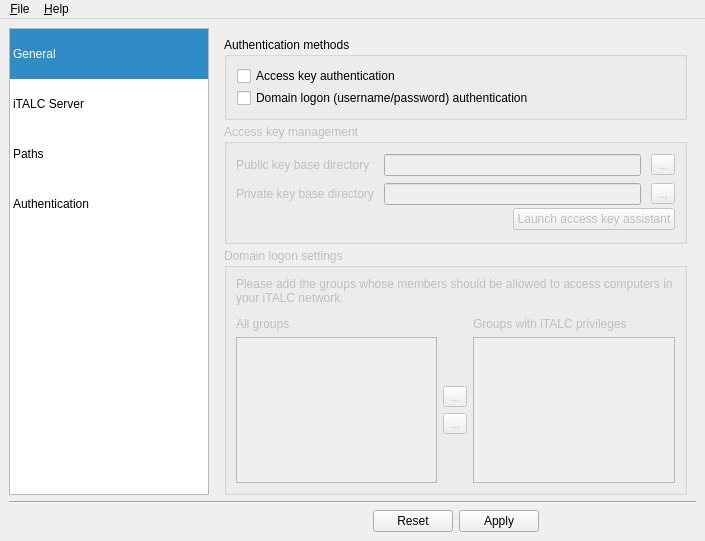
This is imc/Forms/MainWindow.ui in veyon/veyon as Qt 5 draws it before an edit. The edited form follows.
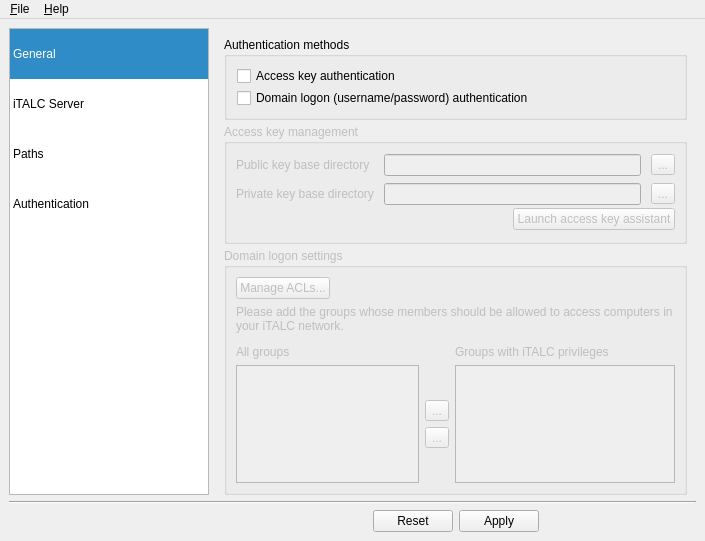
This is the edited form. The open tabs and pages were chosen to show the change. Icons and pictures are not drawn.

Diff of the .ui file:
```diff
--- a/imc/Forms/MainWindow.ui
+++ b/imc/Forms/MainWindow.ui
@@ -830,8 +830,38 @@
           <property name="title">
            <string>Domain logon settings</string>
           </property>
+          <layout class="QVBoxLayout" name="verticalLayout_4">
+           <item>
+            <layout class="QHBoxLayout" name="horizontalLayout_4">
+             <item>
+              <widget class="QPushButton" name="manageACLs">
+               <property name="text">
+                <string>Manage ACLs...</string>
+               </property>
+              </widget>
+             </item>
+             <item>
+              <spacer name="horizontalSpacer_9">
+               <property name="orientation">
+                <enum>Qt::Horizontal</enum>
+               </property>
+               <property name="sizeHint" stdset="0">
+                <size>
+                 <width>40</width>
+                 <height>20</height>
+                </size>
+               </property>
+              </spacer>
+             </item>
+            </layout>
+           </item>
+           <item>
+            <widget class="QWidget" name="groupManagement" native="true">
           <layout class="QGridLayout" name="gridLayout">
-           <item row="0" column="0" colspan="3">
+              <property name="margin">
+               <number>0</number>
+              </property>
+              <item row="0" column="0" rowspan="2" colspan="4">
             <widget class="QLabel" name="label_3">
              <property name="text">
               <string>Please add the groups whose members should be allowed to access computers in your iTALC network.</string>
@@ -841,40 +871,24 @@
              </property>
             </widget>
            </item>
-           <item row="1" column="0" colspan="3">
-            <spacer name="verticalSpacer_3">
-             <property name="orientation">
-              <enum>Qt::Vertical</enum>
-             </property>
-             <property name="sizeType">
-              <enum>QSizePolicy::Fixed</enum>
-             </property>
-             <property name="sizeHint" stdset="0">
-              <size>
-               <width>20</width>
-               <height>6</height>
-              </size>
-             </property>
-            </spacer>
-           </item>
-           <item row="2" column="0">
+              <item row="3" column="0">
             <widget class="QLabel" name="label_4">
              <property name="text">
               <string>All groups</string>
              </property>
             </widget>
            </item>
-           <item row="2" column="2">
+              <item row="3" column="3">
             <widget class="QLabel" name="label_6">
              <property name="text">
               <string>Groups with iTALC privileges</string>
              </property>
             </widget>
            </item>
-           <item row="3" column="0">
+              <item row="4" column="0" colspan="2">
             <widget class="QListWidget" name="allDomainGroups"/>
            </item>
-           <item row="3" column="1">
+              <item row="4" column="2">
             <layout class="QVBoxLayout" name="verticalLayout_3">
              <item>
               <spacer name="verticalSpacer_4">
@@ -926,11 +940,43 @@
              </item>
             </layout>
            </item>
-           <item row="3" column="2">
+              <item row="4" column="3">
             <widget class="QListWidget" name="italcDomainGroups"/>
            </item>
-          </layout>
-         </widget>
+              <item row="2" column="0" colspan="4">
+               <spacer name="verticalSpacer_3">
+                <property name="orientation">
+                 <enum>Qt::Vertical</enum>
+                </property>
+                <property name="sizeType">
+                 <enum>QSizePolicy::Fixed</enum>
+                </property>
+                <property name="sizeHint" stdset="0">
+                 <size>
+                  <width>20</width>
+                  <height>6</height>
+                 </size>
+                </property>
+               </spacer>
+              </item>
+             </layout>
+            </widget>
+           </item>
+          </layout>
+         </widget>
+        </item>
+        <item>
+         <spacer name="verticalSpacer_7">
+          <property name="orientation">
+           <enum>Qt::Vertical</enum>
+          </property>
+          <property name="sizeHint" stdset="0">
+           <size>
+            <width>20</width>
+            <height>40</height>
+           </size>
+          </property>
+         </spacer>
         </item>
        </layout>
       </widget>
```
Lines whose indentation alone changed are shown as unchanged.
